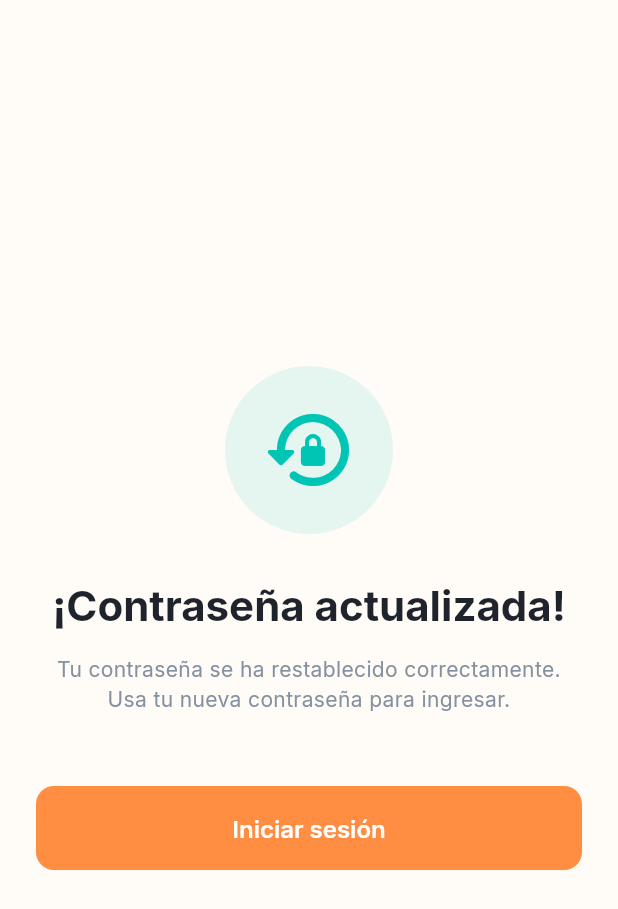
After one commit to jmvillanueva-dev/MobilApp_Flutter_PetAdopt, a Flutter app: the PasswordResetSuccessPage screen opened directly, on a phone screen of 412 x 824 dp. The commit adds this screen. Shown: the top 909 px of the screen. Run offline on Flutter 3.47's test engine with Material 3 defaults, Android fonts, the phone set to English and light mode, and no system bars; our stand-ins replace app_links, connectivity_plus, dartz, equatable, flutter_bloc, flutter_dotenv and 4 more; accounts and stored records are empty.

Commit message:
feat: Implement deep linking support and add EmailVerifiedPage and PasswordResetSuccessPage

```diff
--- /dev/null
+++ b/lib/features/auth/presentation/pages/password_reset_success_page.dart
@@ -0,0 +1,63 @@
+import 'package:flutter/material.dart';
+import 'login_page.dart';
+
+class PasswordResetSuccessPage extends StatelessWidget {
+  const PasswordResetSuccessPage({super.key});
+
+  @override
+  Widget build(BuildContext context) {
+    return Scaffold(
+      body: SafeArea(
+        child: Padding(
+          padding: const EdgeInsets.all(24.0),
+          child: Column(
+            mainAxisAlignment: MainAxisAlignment.center,
+            crossAxisAlignment: CrossAxisAlignment.stretch,
+            children: [
+              Container(
+                padding: const EdgeInsets.all(24),
+                decoration: BoxDecoration(
+                  color:
+                      Theme.of(context).colorScheme.secondary.withOpacity(0.1),
+                  shape: BoxShape.circle,
+                ),
+                child: Icon(
+                  Icons.lock_reset_rounded,
+                  size: 64,
+                  color: Theme.of(context).colorScheme.secondary,
+                ),
+              ),
+              const SizedBox(height: 32),
+              Text(
+                '¡Contraseña actualizada!',
+                style: Theme.of(context).textTheme.displayMedium,
+                textAlign: TextAlign.center,
+              ),
+              const SizedBox(height: 16),
+              Text(
+                'Tu contraseña se ha restablecido correctamente.\nUsa tu nueva contraseña para ingresar.',
+                style: Theme.of(context).textTheme.bodyMedium,
+                textAlign: TextAlign.center,
+              ),
+              const SizedBox(height: 48),
+              SizedBox(
+                height: 56,
+                child: ElevatedButton(
+                  onPressed: () {
+                    Navigator.of(context).pushAndRemoveUntil(
+                      MaterialPageRoute(
+                        builder: (_) => const LoginPage(),
+                      ),
+                      (route) => false,
+                    );
+                  },
+                  child: const Text('Iniciar sesión'),
+                ),
+              ),
+            ],
+          ),
+        ),
+      ),
+    );
+  }
+}
--- a/lib/main.dart
+++ b/lib/main.dart
@@ -1,3 +1,5 @@
+import 'dart:async';
+import 'package:app_links/app_links.dart';
 import 'package:flutter/material.dart';
 import 'package:flutter_bloc/flutter_bloc.dart';
 import 'package:flutter_dotenv/flutter_dotenv.dart';
@@ -5,9 +7,14 @@ import 'core/theme/app_theme.dart';
 import 'features/auth/presentation/bloc/auth_bloc.dart';
 import 'features/auth/presentation/bloc/auth_event.dart';
 import 'features/auth/presentation/bloc/auth_state.dart';
+import 'features/auth/presentation/pages/email_verified_page.dart';
 import 'features/auth/presentation/pages/login_page.dart';
+import 'features/auth/presentation/pages/password_reset_success_page.dart';
 import 'features/auth/presentation/pages/welcome_page.dart';
 import 'injection_container.dart';
+
+// Global navigator key to access navigation context from anywhere
+final GlobalKey<NavigatorState> navigatorKey = GlobalKey<NavigatorState>();
 
 void main() async {
   WidgetsFlutterBinding.ensureInitialized();
@@ -19,24 +26,70 @@ void main() async {
   runApp(const MyApp());
 }
 
-class MyApp extends StatelessWidget {
+class MyApp extends StatefulWidget {
   const MyApp({super.key});
+
+  @override
+  State<MyApp> createState() => _MyAppState();
+}
+
+class _MyAppState extends State<MyApp> {
+  final _appLinks = AppLinks();
+  late StreamSubscription<Uri> _linkSubscription;
+  Widget? _deepLinkTarget;
+
+  @override
+  void initState() {
+    super.initState();
+    _initDeepLinks();
+  }
+
+  @override
+  void dispose() {
+    _linkSubscription.cancel();
+    super.dispose();
+  }
+
+  Future<void> _initDeepLinks() async {
+    try {
+      final initialLink = await _appLinks.getInitialLink();
+      if (initialLink != null) {
+        _handleDeepLink(initialLink);
+      }
+    } catch (_) {}
+
+    _linkSubscription = _appLinks.uriLinkStream.listen((uri) {
+      _handleDeepLink(uri);
+    });
+  }
+
+  void _handleDeepLink(Uri uri) {
+    if (uri.scheme == 'apppetadopt') {
+      setState(() {
+        if (uri.host == 'email-verified') {
+          _deepLinkTarget = const EmailVerifiedPage();
+        } else if (uri.host == 'password-reset-success') {
+          _deepLinkTarget = const PasswordResetSuccessPage();
+        }
+      });
+    }
+  }
 
   @override
   Widget build(BuildContext context) {
     return BlocProvider(
       create: (_) => getIt<AuthBloc>()..add(const AuthCheckRequested()),
       child: MaterialApp(
-        title: 'Login Pro',
+        navigatorKey: navigatorKey,
+        title: 'Pet Adopt',
         debugShowCheckedModeBanner: false,
         theme: AppTheme.lightTheme,
-        home: BlocBuilder<AuthBloc, AuthState>(
+        home: _deepLinkTarget ??
+            BlocBuilder<AuthBloc, AuthState>(
               builder: (context, state) {
                 if (state is AuthAuthenticated) {
                   return WelcomePage(user: state.user);
                 } else {
-              // Valid cases: AuthInitial, AuthLoading, AuthError, AuthUnauthenticated
-              // LoginPage handles loading state internally via LoadingOverlay
                   return const LoginPage();
                 }
               },
```
Also changed, not shown: lib/features/auth/presentation/pages/email_verified_page.dart (added, +62 -0 lines). Lines whose indentation alone changed are shown as unchanged.
